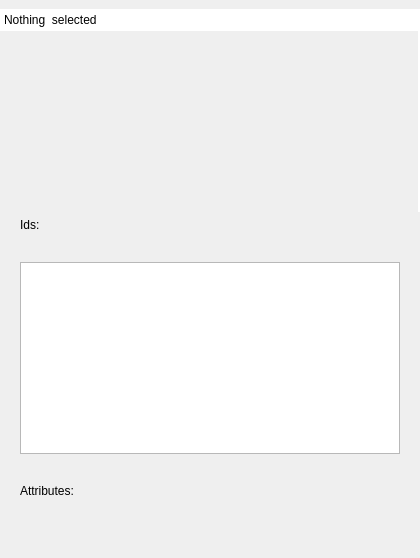
evoplex/evoplex, file src/gui/forms/fullinspector.ui: the form before one commit.
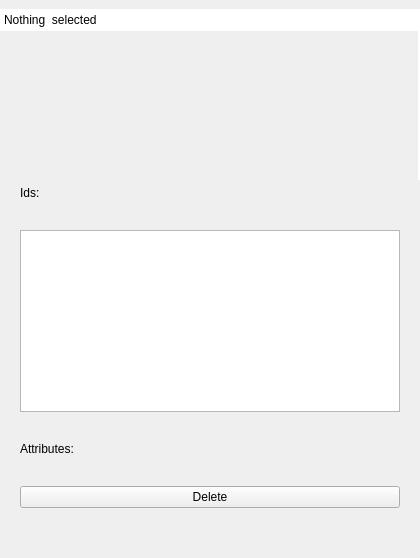
The form after the commit.

```diff
--- a/src/gui/forms/fullinspector.ui
+++ b/src/gui/forms/fullinspector.ui
@@ -13,7 +13,7 @@
   <property name="minimumSize">
    <size>
     <width>300</width>
-    <height>347</height>
+        <height>400</height>
    </size>
   </property>
   <property name="features">
@@ -95,18 +95,12 @@
          </property>
         </widget>
        </item>
-       <item row="4" column="1">
-        <spacer name="verticalSpacer">
-         <property name="orientation">
-          <enum>Qt::Vertical</enum>
-         </property>
-         <property name="sizeHint" stdset="0">
-          <size>
-           <width>20</width>
-           <height>40</height>
-          </size>
-         </property>
-        </spacer>
+              <item row="3" column="0" colspan="2">
+                <layout class="QFormLayout" name="attrs">
+                  <property name="formAlignment">
+                    <set>Qt::AlignLeading|Qt::AlignLeft|Qt::AlignVCenter</set>
+                  </property>
+                </layout>
        </item>
        <item row="1" column="0" colspan="2">
         <widget class="QListWidget" name="ids">
@@ -125,12 +119,25 @@
          </property>
         </widget>
        </item>
-       <item row="3" column="0" colspan="2">
-        <layout class="QFormLayout" name="attrs">
-         <property name="formAlignment">
-          <set>Qt::AlignLeading|Qt::AlignLeft|Qt::AlignVCenter</set>
-         </property>
-        </layout>
+              <item row="5" column="1">
+                <spacer name="verticalSpacer">
+                  <property name="orientation">
+                    <enum>Qt::Vertical</enum>
+                  </property>
+                  <property name="sizeHint" stdset="0">
+                    <size>
+                      <width>20</width>
+                      <height>40</height>
+                    </size>
+                  </property>
+                </spacer>
+              </item>
+              <item row="4" column="0" colspan="2">
+                <widget class="QPushButton" name="bdelete">
+                  <property name="text">
+                    <string>Delete</string>
+                  </property>
+                </widget>
        </item>
       </layout>
      </widget>
```
Lines whose indentation alone changed are shown as unchanged.
